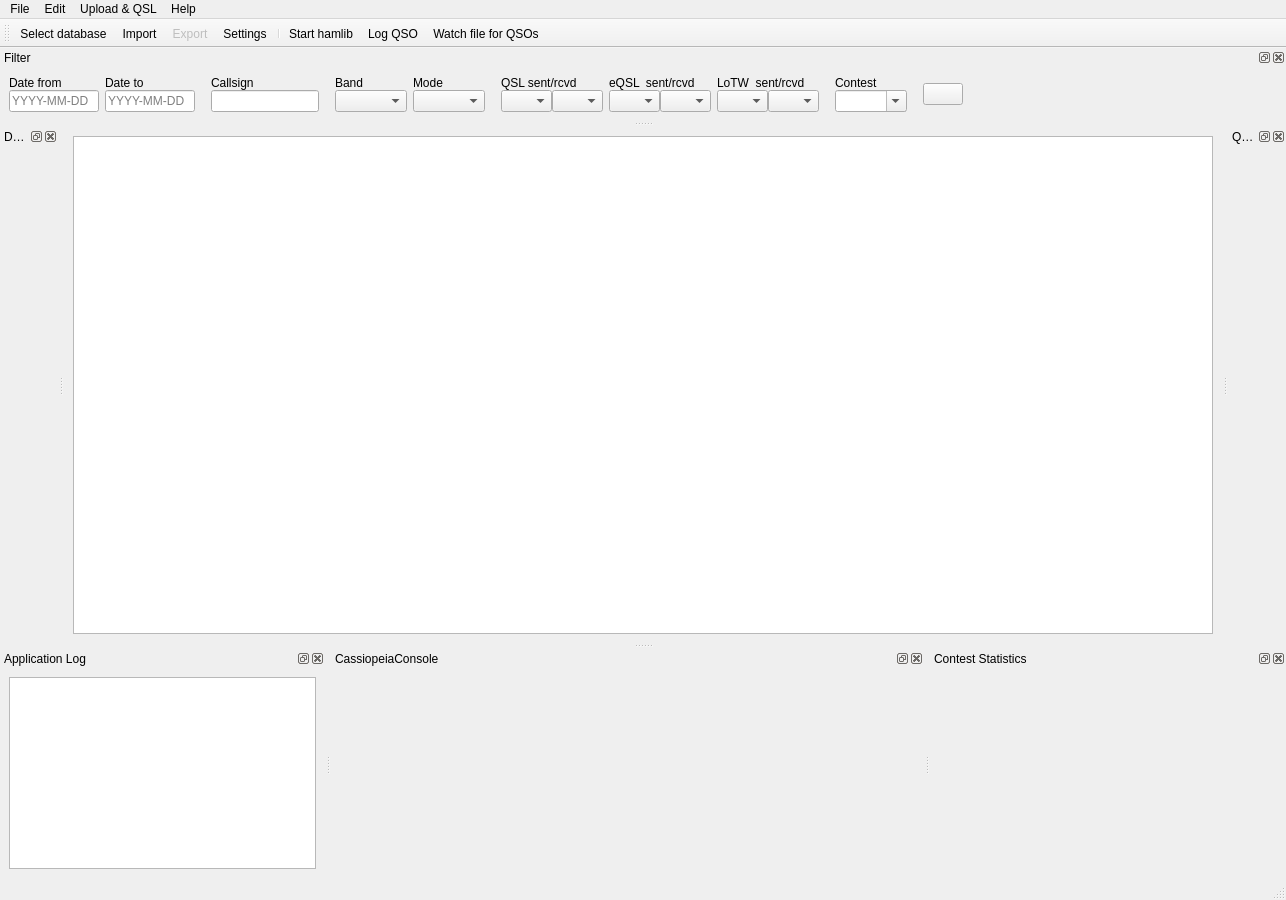
Before: the Qt Designer form ui_files/DragonLog_MainWindow.ui in gitandy/DragonLog, drawn with Qt 5.
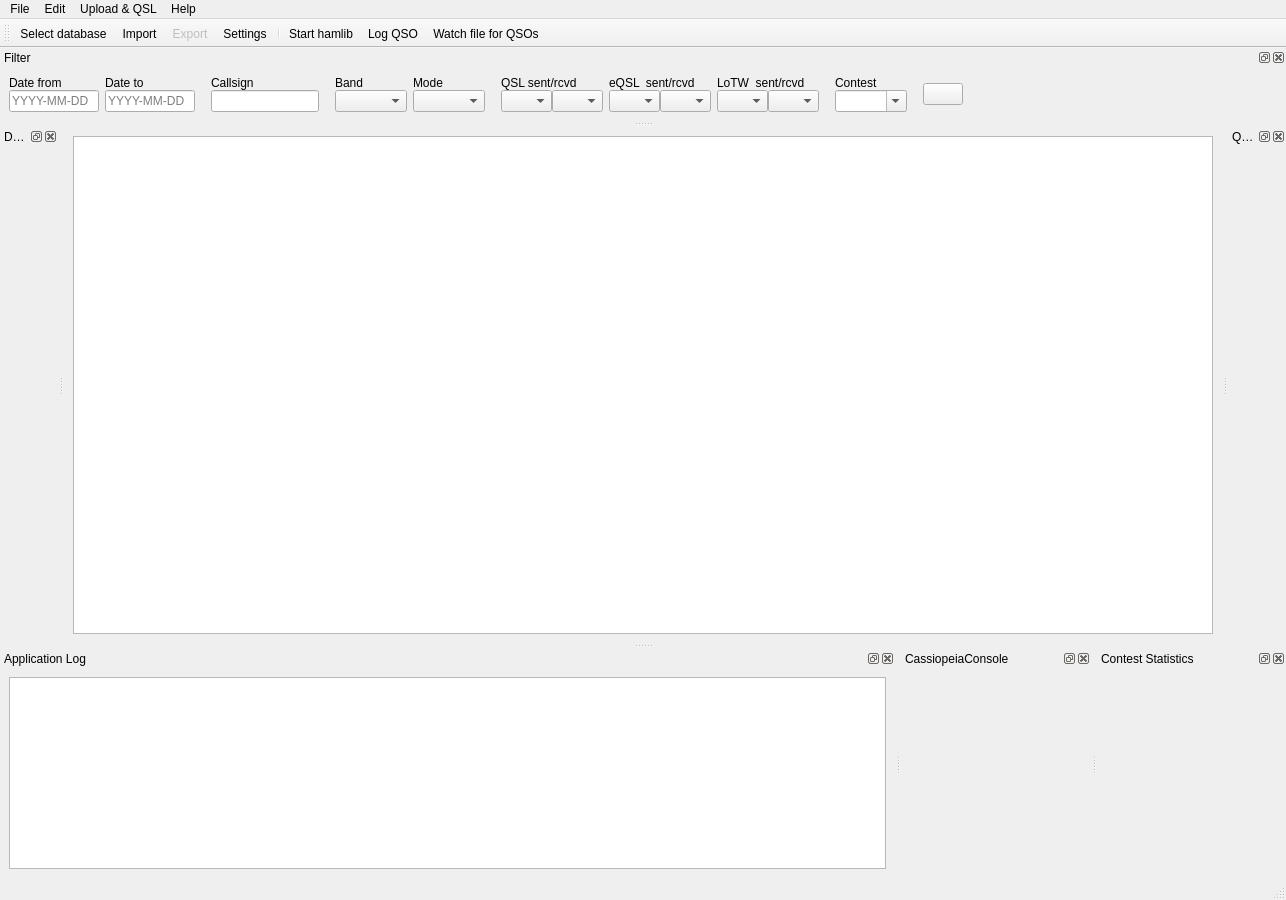
After: the same form once the commit is applied. Icons and pictures are not drawn.

Commit message:
Font slashed zero (#34)
Selectable font / font size, modified font
Added font with slashed zero

The edit to the form file:
```diff
--- a/ui_files/DragonLog_MainWindow.ui
+++ b/ui_files/DragonLog_MainWindow.ui
@@ -162,9 +162,12 @@
       <widget class="QTextEdit" name="logTextEdit">
        <property name="font">
         <font>
-         <family>Courier New</family>
+         <family>Consolas</family>
         </font>
        </property>
+       <property name="styleSheet">
+        <string notr="true">font-family: Consolas</string>
+       </property>
        <property name="textInteractionFlags">
         <set>Qt::TextSelectableByKeyboard|Qt::TextSelectableByMouse</set>
        </property>
@@ -650,18 +653,6 @@
    </widget>
   </widget>
   <widget class="QDockWidget" name="ccDockWidget">
-   <property name="sizePolicy">
-    <sizepolicy hsizetype="MinimumExpanding" vsizetype="MinimumExpanding">
-     <horstretch>0</horstretch>
-     <verstretch>0</verstretch>
-    </sizepolicy>
-   </property>
-   <property name="minimumSize">
-    <size>
-     <width>500</width>
-     <height>100</height>
-    </size>
-   </property>
    <property name="allowedAreas">
     <set>Qt::BottomDockWidgetArea|Qt::TopDockWidgetArea</set>
    </property>
@@ -693,18 +684,6 @@
    <widget class="QWidget" name="dockWidgetContents"/>
   </widget>
   <widget class="QDockWidget" name="contestStatDockWidget">
-   <property name="sizePolicy">
-    <sizepolicy hsizetype="MinimumExpanding" vsizetype="MinimumExpanding">
-     <horstretch>0</horstretch>
-     <verstretch>0</verstretch>
-    </sizepolicy>
-   </property>
-   <property name="minimumSize">
-    <size>
-     <width>300</width>
-     <height>100</height>
-    </size>
-   </property>
    <property name="windowTitle">
     <string>Contest Statistics</string>
    </property>
```
The commit also changes 13 other files.
